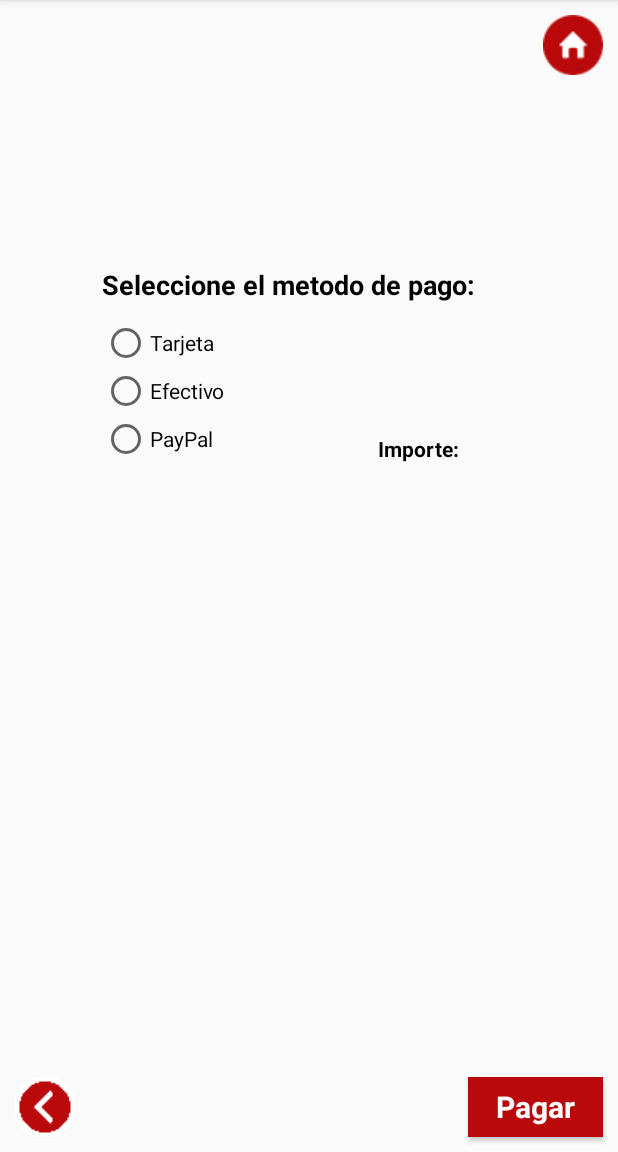
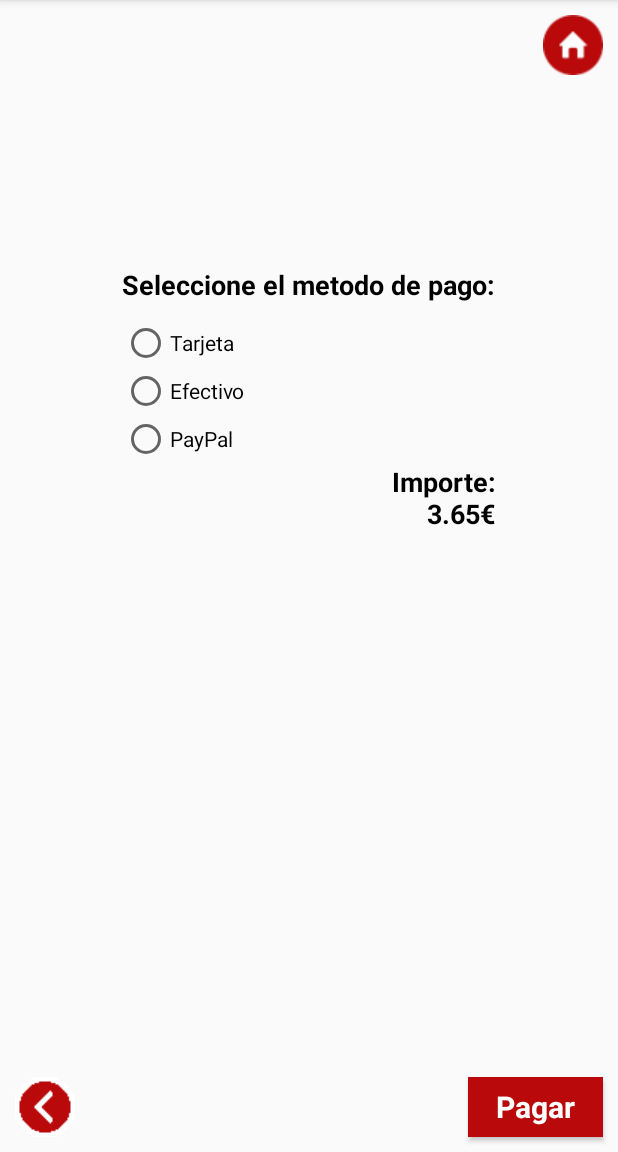
Before and after one commit to antbaeriv/practicaAndroid, an Android app: the MetodoPago screen opened directly, with no data from a screen before it, on a phone screen of 412 x 824 dp, the part 84-1236 px from its top. Run offline under Robolectric (Android 15) with nearby library versions, the phone set to English and light mode, and no system bars.

Commit message:
Revisión de formato de textos

```diff
--- a/app/src/main/java/com/example/uno/practicaandroid/MetodoPago.java
+++ b/app/src/main/java/com/example/uno/practicaandroid/MetodoPago.java
@@ -10,7 +10,7 @@ import android.widget.TextView;
 import android.widget.Toast;
 
 public class MetodoPago extends AppCompatActivity {
-    TextView lblProducto,lblPrecio;
+    TextView lblProducto;
     RadioButton rbT,rbE,rbP;
     RadioGroup radioGroup;
     String titulo, nombre;
@@ -30,7 +30,6 @@ public class MetodoPago extends AppCompatActivity {
     }
 
     public void inicializarUI(){
-        lblPrecio = (TextView) findViewById(R.id.lbl5Precio);
         lblProducto = (TextView) findViewById(R.id.lbl5PeliculaAlquilada);
         rbT = (RadioButton) findViewById(R.id.rb5Tarjeta);
         rbE = (RadioButton) findViewById(R.id.rb5Efectivo);
--- a/app/src/main/res/layout-land/ficha_peliculas.xml
+++ b/app/src/main/res/layout-land/ficha_peliculas.xml
@@ -77,7 +77,7 @@
         <TextView
             android:id="@+id/lbl4DirectorPelicula"
             android:layout_width="100dp"
-            android:layout_height="20dp"
+            android:layout_height="40dp"
             android:layout_alignStart="@+id/lbl4PaisPelicula"
             android:layout_below="@+id/lbl4AnioPelicula" />
 
--- a/app/src/main/res/layout-land/metodo_pago.xml
+++ b/app/src/main/res/layout-land/metodo_pago.xml
@@ -32,32 +32,25 @@
 
         <TextView
             android:id="@+id/lbl5Seleccionar"
-            android:layout_width="275dp"
+            android:layout_width="wrap_content"
             android:layout_height="35dp"
             android:layout_below="@+id/lbl5PeliculaAlquilada"
             android:layout_centerHorizontal="true"
-            android:layout_marginTop="31dp"
+            android:layout_marginTop="20dp"
             android:text="@string/lbl5Seleccionar"
             android:textSize="18sp"
             android:textStyle="bold" />
 
         <TextView
             android:id="@+id/lbl5Importe"
-            android:layout_width="60dp"
+            android:layout_width="75dp"
             android:layout_height="wrap_content"
-            android:layout_below="@+id/lbl5Seleccionar"
-            android:layout_marginTop="18dp"
-            android:layout_toEndOf="@+id/lbl5Seleccionar"
+            android:layout_alignEnd="@+id/lbl5PeliculaAlquilada"
+            android:layout_below="@+id/rg5Pago"
             android:text="@string/lbl5Importe"
+            android:textAlignment="viewEnd"
+            android:textSize="18sp"
             android:textStyle="bold" />
-
-        <TextView
-            android:id="@+id/lbl5Precio"
-            android:layout_width="75dp"
-            android:layout_height="25dp"
-            android:layout_alignStart="@+id/lbl5Importe"
-            android:layout_below="@+id/lbl5Importe"
-            android:layout_marginTop="16dp" />
 
         <Button
             android:id="@+id/btn5Pagar"
@@ -71,7 +64,7 @@
             android:id="@+id/lbl5PeliculaAlquilada"
             android:layout_width="250dp"
             android:layout_height="45dp"
-            android:layout_below="@+id/btn5Home"
+            android:layout_alignTop="@+id/btn5Home"
             android:layout_centerHorizontal="true"
             android:gravity="center"
             android:textSize="20dp"
--- a/app/src/main/res/layout/confirma_compra.xml
+++ b/app/src/main/res/layout/confirma_compra.xml
@@ -18,7 +18,7 @@
             android:layout_height="wrap_content"
             android:layout_alignParentTop="true"
             android:layout_centerHorizontal="true"
-            android:layout_marginTop="71dp"
+            android:layout_marginTop="40dp"
             android:gravity="center"
             android:text="@string/lbl6gracias"
             android:textColor="@color/colorPrimaryDark"
@@ -40,7 +40,7 @@
             style="@style/BtnImagen"
             android:layout_below="@+id/lbl6Producto"
             android:layout_centerHorizontal="true"
-            android:layout_marginTop="15dp"
+            android:layout_marginTop="30dp"
             android:onClick="volverInicio"
             app:srcCompat="@drawable/home" />
 
--- a/app/src/main/res/layout/ficha_peliculas.xml
+++ b/app/src/main/res/layout/ficha_peliculas.xml
@@ -82,10 +82,10 @@
         <TextView
             android:id="@+id/lbl4DirectorPelicula"
             android:layout_width="100dp"
-            android:layout_height="20dp"
+            android:layout_height="40dp"
             android:layout_alignBottom="@+id/lbl4SinopsisPelicula"
             android:layout_alignStart="@+id/lbl4PaisPelicula"
-            android:layout_marginBottom="41dp"
+            android:layout_marginBottom="16dp"
             android:gravity="center" />
 
         <TextView
@@ -93,9 +93,8 @@
             android:layout_width="200dp"
             android:layout_height="275dp"
 
-            android:layout_alignEnd="@+id/btn4AccEnlaces"
+            android:layout_alignStart="@+id/lbl4TituloPelicula"
             android:layout_below="@+id/lbl4TituloPelicula"
-            android:layout_marginEnd="28dp"
             android:scrollbars="vertical" />
 
         <ImageButton
--- a/app/src/main/res/layout/metodo_pago.xml
+++ b/app/src/main/res/layout/metodo_pago.xml
@@ -32,7 +32,7 @@
 
         <TextView
             android:id="@+id/lbl5Seleccionar"
-            android:layout_width="275dp"
+            android:layout_width="wrap_content"
             android:layout_height="35dp"
             android:layout_below="@+id/btn5Home"
             android:layout_centerHorizontal="true"
@@ -43,19 +43,14 @@
 
         <TextView
             android:id="@+id/lbl5Importe"
-            android:layout_width="60dp"
+            android:layout_width="75dp"
             android:layout_height="wrap_content"
-            android:layout_above="@+id/lbl5Precio"
-            android:layout_toStartOf="@+id/btn5Pagar"
+            android:layout_alignEnd="@+id/lbl5Seleccionar"
+            android:layout_below="@+id/rg5Pago"
             android:text="@string/lbl5Importe"
+            android:textAlignment="textEnd"
+            android:textSize="18sp"
             android:textStyle="bold" />
-
-        <TextView
-            android:id="@+id/lbl5Precio"
-            android:layout_width="75dp"
-            android:layout_height="25dp"
-            android:layout_alignStart="@+id/lbl5Importe"
-            android:layout_below="@+id/rg5Pago" />
 
         <Button
             android:id="@+id/btn5Pagar"
@@ -67,7 +62,7 @@
 
         <TextView
             android:id="@+id/lbl5PeliculaAlquilada"
-            android:layout_width="175dp"
+            android:layout_width="250dp"
             android:layout_height="75dp"
             android:layout_below="@+id/btn5Home"
             android:layout_centerHorizontal="true"
--- a/app/src/main/res/values/strings.xml
+++ b/app/src/main/res/values/strings.xml
@@ -13,7 +13,7 @@
     <string name="usuario2">Gonzalez-Studium02</string>
     <string name="usuario3">Baena-Studium03</string>
     <string name="usuario4">Sureda-Studium04</string>
-<string name="salir">Vuelva a presionar para salir</string>
+    <string name="salir">Vuelva a presionar para salir</string>
 
     <string-array name="spinCriticas">
         <item>Ver críticas:</item>
@@ -206,7 +206,7 @@
     <string name="lbl6resumen">Producto alquilado:</string>
     <string name="validez">El valor seleccionado no es válido</string>
     <string name="lbl5Seleccionar">Seleccione el metodo de pago:</string>
-    <string name="lbl5Importe">Importe:</string>
+    <string name="lbl5Importe">Importe: 3.65€</string>
     <string name="lbl5MetodoPago1">Tarjeta</string>
     <string name="lbl5MetodoPago2">Efectivo</string>
     <string name="lbl5MetodoPago3" translatable="false">PayPal</string>
```
